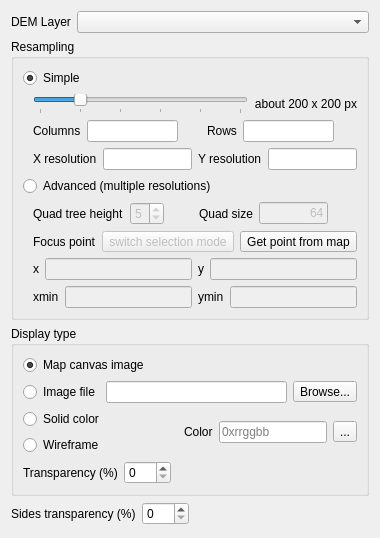
Qt form ui/demproperties.ui (minorua/Qgis2threejs) before a commit.
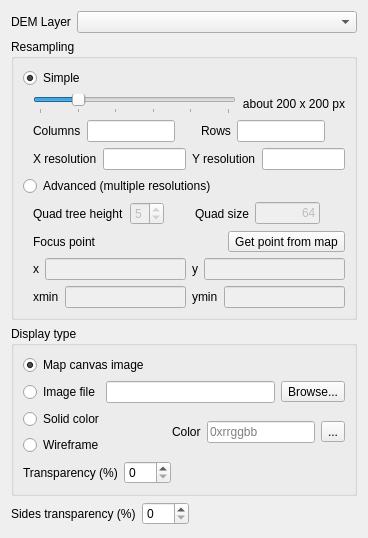
The same form after that commit.

Commit message: hide advanced resampling mode widgets when simple mode is checked

Diff of the .ui file:
```diff
--- a/ui/demproperties.ui
+++ b/ui/demproperties.ui
@@ -331,16 +331,6 @@
               </property>
              </widget>
             </item>
-            <item>
-             <widget class="QToolButton" name="toolButton_switchFocusMode">
-              <property name="enabled">
-               <bool>false</bool>
-              </property>
-              <property name="text">
-               <string>switch selection mode</string>
-              </property>
-             </widget>
-            </item>
             <item>
              <widget class="QToolButton" name="toolButton_PointTool">
               <property name="text">
```
Left out of the diff: 10 changed lines with no effect on the pictures. The commit also changes 2 other files.
